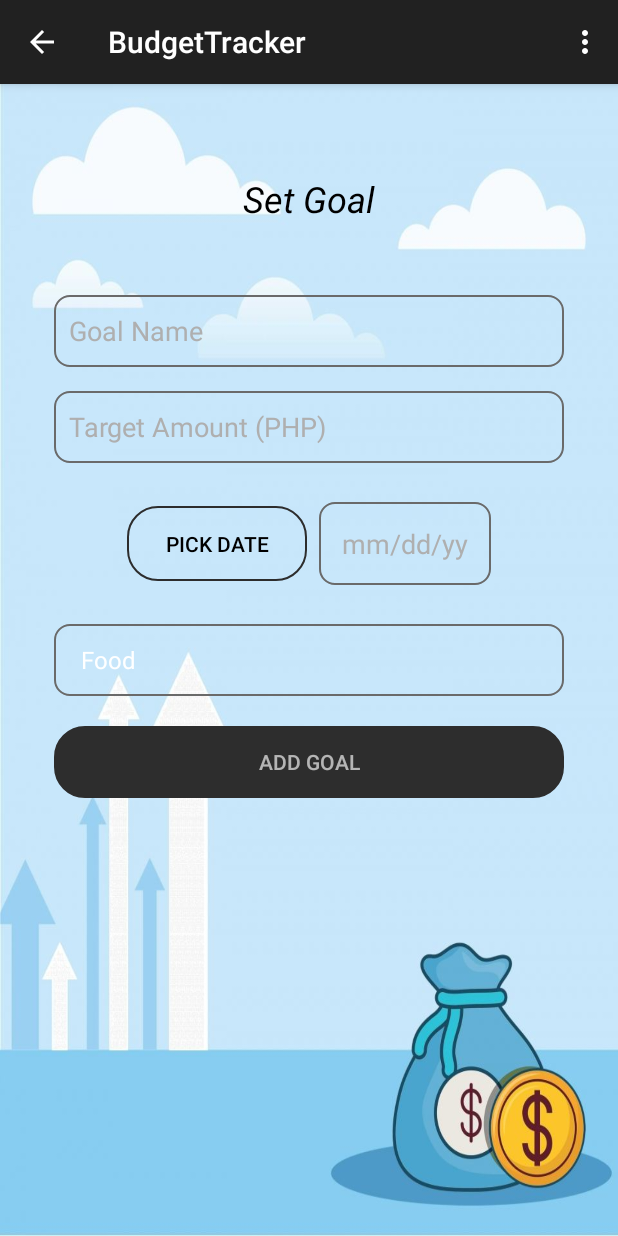
After one commit to CSaguinsin/anoanoano-main, an Android app: the GoalActivity screen opened directly, with no data from a screen before it, on a phone screen of 412 x 824 dp. The commit adds this screen. Run offline under Robolectric (Android 15) with nearby library versions, the phone set to English and light mode, and no system bars; our stand-ins replace Firebase (no records; nobody signed in at launch, a user with empty details on screens opened directly).

Commit message:
may laman
save

save

save

bago

```diff
--- a/app/src/main/java/com/example/budgettracker/ChangePassword.java
+++ b/app/src/main/java/com/example/budgettracker/ChangePassword.java
@@ -211,6 +211,9 @@ public class ChangePassword extends AppCompatActivity {
             Intent intent = new Intent (ChangePassword.this, DeleteUser.class);
             startActivity(intent);
             finish();
+        }else if (id == R.id.menu_goals) {
+            Intent intent = new Intent(ChangePassword.this, GoalActivity.class);
+            startActivity(intent);
         } else if (id == R.id.menu_home) {
             Intent intent = new Intent(ChangePassword.this, DashboardActivity.class);
             startActivity(intent);
--- a/app/src/main/java/com/example/budgettracker/DashboardActivity.java
+++ b/app/src/main/java/com/example/budgettracker/DashboardActivity.java
@@ -202,6 +202,9 @@ public class DashboardActivity extends AppCompatActivity {
         } else if (id == R.id.menu_delete) {
             Intent intent = new Intent(DashboardActivity.this, DeleteUser.class);
             startActivity(intent);
+        } else if (id == R.id.menu_goals) {
+            Intent intent = new Intent(DashboardActivity.this, GoalActivity.class);
+            startActivity(intent);
         } else if (id == R.id.menu_home) {
             Intent intent = new Intent(DashboardActivity.this, ProfileActivity.class);
             startActivity(intent);
--- a/app/src/main/java/com/example/budgettracker/DeleteUser.java
+++ b/app/src/main/java/com/example/budgettracker/DeleteUser.java
@@ -267,6 +267,9 @@ public class DeleteUser extends AppCompatActivity {
             Intent intent = new Intent (DeleteUser.this, DeleteUser.class);
             startActivity(intent);
             finish();
+        }else if (id == R.id.menu_goals) {
+            Intent intent = new Intent(DeleteUser.this, GoalActivity.class);
+            startActivity(intent);
         } else if (id == R.id.menu_home) {
             Intent intent = new Intent(DeleteUser.this, DashboardActivity.class);
             startActivity(intent);
--- /dev/null
+++ b/app/src/main/java/com/example/budgettracker/GoalActivity.java
@@ -0,0 +1,244 @@
+package com.example.budgettracker;
+
+import androidx.annotation.NonNull;
+import androidx.appcompat.app.AppCompatActivity;
+
+import android.app.DatePickerDialog;
+import android.content.Intent;
+import android.os.Bundle;
+import android.view.Menu;
+import android.view.MenuItem;
+import android.view.View;
+import android.widget.*;
+
+import androidx.core.app.NavUtils;
+import androidx.recyclerview.widget.LinearLayoutManager;
+import androidx.recyclerview.widget.RecyclerView;
+import com.google.android.gms.tasks.*;
+import com.google.firebase.auth.*;
+import com.google.firebase.database.*;
+import java.text.*;
+import java.util.*;
+
+public class GoalActivity extends AppCompatActivity {
+    private EditText goalNameEditText;
+    private EditText targetAmountEditText;
+    private Button pickDateButton;
+    private EditText selectedDateEditText;
+    private Spinner categorySpinner;
+    private Button addGoalButton;
+    private RecyclerView goalsRecyclerView;
+    private GoalAdapter goalAdapter;
+    private FirebaseAuth authProfile;
+    private Calendar selectedDate;
+    private DatabaseReference goalsRef;
+    private List<Goal> goalsList;
+
+    @Override
+    protected void onCreate(Bundle savedInstanceState) {
+        super.onCreate(savedInstanceState);
+        setContentView(R.layout.goals);
+
+        // Initialize Firebase database reference
+        FirebaseDatabase database = FirebaseDatabase.getInstance();
+        goalsRef = database.getReference("goals");
+        goalNameEditText = findViewById(R.id.editTextGoalName);
+        targetAmountEditText = findViewById(R.id.editTextTargetAmount);
+        pickDateButton = findViewById(R.id.buttonPickDate);
+        selectedDateEditText = findViewById(R.id.textViewSelectedDate);
+        categorySpinner = findViewById(R.id.spinnerCategory);
+        addGoalButton = findViewById(R.id.buttonAddGoal);
+        goalsRecyclerView = findViewById(R.id.goalsRecyclerView);
+
+        goalsList = new ArrayList<>();
+        goalAdapter = new GoalAdapter(goalsList);
+        goalsRecyclerView.setLayoutManager(new LinearLayoutManager(this));
+        goalsRecyclerView.setAdapter(goalAdapter);
+
+        // Set up category spinner
+        ArrayAdapter<CharSequence> adapter = ArrayAdapter.createFromResource(this, R.array.expense_categories, android.R.layout.simple_spinner_item);
+        adapter.setDropDownViewResource(android.R.layout.simple_spinner_dropdown_item);
+        categorySpinner.setAdapter(adapter);
+
+        pickDateButton.setOnClickListener(new View.OnClickListener() {
+            @Override
+            public void onClick(View v) {
+                showDatePickerDialog();
+            }
+        });
+
+        addGoalButton.setOnClickListener(new View.OnClickListener() {
+            @Override
+            public void onClick(View v) {
+                addGoal();
+            }
+        });
+
+        // Load goals from Firebase
+        loadGoals();
+    }
+
+    private void showDatePickerDialog() {
+        final Calendar currentDate = Calendar.getInstance();
+        int year = currentDate.get(Calendar.YEAR);
+        int month = currentDate.get(Calendar.MONTH);
+        int day = currentDate.get(Calendar.DAY_OF_MONTH);
+
+        DatePickerDialog datePickerDialog = new DatePickerDialog(this,
+                new DatePickerDialog.OnDateSetListener() {
+                    @Override
+                    public void onDateSet(DatePicker view, int year, int monthOfYear, int dayOfMonth) {
+                        selectedDate = Calendar.getInstance();
+                        selectedDate.set(Calendar.YEAR, year);
+                        selectedDate.set(Calendar.MONTH, monthOfYear);
+                        selectedDate.set(Calendar.DAY_OF_MONTH, dayOfMonth);
+
+                        // Update the selected date in the view
+                        updateDateInView();
+                    }
+                }, year, month, day);
+        datePickerDialog.show();
+    }
+
+    private void updateDateInView() {
+        String myFormat = "MM/dd/yyyy";
+        SimpleDateFormat sdf = new SimpleDateFormat(myFormat, Locale.US);
+        selectedDateEditText.setText(sdf.format(selectedDate.getTime()));
+    }
+
+    private void addGoal() {
+        String goalName = goalNameEditText.getText().toString().trim();
+        String targetAmountStr = targetAmountEditText.getText().toString().trim();
+        String category = categorySpinner.getSelectedItem().toString();
+
+        if (goalName.isEmpty()) {
+            Toast.makeText(this, "Enter goal name", Toast.LENGTH_SHORT).show();
+            return;
+        }
+
+        if (targetAmountStr.isEmpty()) {
+            Toast.makeText(this, "Enter target amount", Toast.LENGTH_SHORT).show();
+            return;
+        }
+
+        double targetAmount = Double.parseDouble(targetAmountStr);
+
+        if (selectedDate == null) {
+            Toast.makeText(this, "Please select a date", Toast.LENGTH_SHORT).show();
+            return;
+        }
+
+        FirebaseUser currentUser = FirebaseAuth.getInstance().getCurrentUser();
+        if (currentUser == null) {
+            // Handle not signed in user
+            return;
+        }
+
+        Goal goal = new Goal(goalName, targetAmount, selectedDateEditText.getText().toString(), category);
+
+        goalsRef.child(currentUser.getUid()).push().setValue(goal)
+                .addOnSuccessListener(new OnSuccessListener<Void>() {
+                    @Override
+                    public void onSuccess(Void aVoid) {
+                        Toast.makeText(GoalActivity.this, "Goal added successfully", Toast.LENGTH_SHORT).show();
+                        // Clear input fields after adding goal
+                        goalNameEditText.setText("");
+                        targetAmountEditText.setText("");
+                        selectedDateEditText.setText("");
+                        selectedDate = null;
+                    }
+                })
+                .addOnFailureListener(new OnFailureListener() {
+                    @Override
+                    public void onFailure(@NonNull Exception e) {
+                        Toast.makeText(GoalActivity.this, "Failed to add goal: " + e.getMessage(), Toast.LENGTH_SHORT).show();
+                    }
+                });
+    }
+
+    private void loadGoals() {
+        FirebaseUser currentUser = FirebaseAuth.getInstance().getCurrentUser();
+        if (currentUser == null) {
+            // Handle not signed in user
+            return;
+        }
+
+        goalsRef.child(currentUser.getUid()).addValueEventListener(new ValueEventListener() {
+            @Override
+            public void onDataChange(@NonNull DataSnapshot snapshot) {
+                goalsList.clear(); // Clear previous goals
+
+                for (DataSnapshot dataSnapshot : snapshot.getChildren()) {
+                    Goal goal = dataSnapshot.getValue(Goal.class);
+                    if (goal != null) {
+                        goal.setProgress(80);
+                        goalsList.add(goal);
+                    }
+                }
+
+                // Notify adapter that data set has changed
+                goalAdapter.notifyDataSetChanged();
+            }
+
+            @Override
+            public void onCancelled(@NonNull DatabaseError error) {
+                Toast.makeText(GoalActivity.this, "Failed to load goals: " + error.getMessage(), Toast.LENGTH_SHORT).show();
+            }
+        });
+    }
+
+    public boolean onCreateOptionsMenu(Menu menu){
+        //inflate menu items
+        getMenuInflater().inflate(R.menu.common_menu, menu);
+        return super.onCreateOptionsMenu(menu);
+    }
+
+    public boolean onOptionsItemSelected(@NonNull MenuItem item) {
+        int id = item.getItemId();
+
+        if (id == android.R.id.home){
+            NavUtils.navigateUpFromSameTask(GoalActivity.this);
+            finish();
+        } else if (id == R.id.menu_refresh){
+            startActivity(getIntent());
+            finish();
+            overridePendingTransition(0,0);
+        } else if (id == R.id.menu_update_profile) {
+            Intent intent = new Intent (GoalActivity.this, UpdateProfile.class);
+            startActivity(intent);
+            finish();
+        } else if (id == R.id.menu_profile) {
+            Intent intent = new Intent (GoalActivity.this, ProfileActivity.class);
+            startActivity(intent);
+            finish();
+        } else if (id == R.id.menu_update_email) {
+            Intent intent = new Intent (GoalActivity.this, UpdateEmail.class);
+            startActivity(intent);
+        } else if (id == R.id.menu_change_pass) {
+            Intent intent = new Intent (GoalActivity.this, ChangePassword.class);
+            startActivity(intent);
+            finish();
+        } else if (id == R.id.menu_delete) {
+            Intent intent = new Intent (GoalActivity.this, DeleteUser.class);
+            startActivity(intent);
+        } else if (id == R.id.menu_home) {
+            Intent intent = new Intent(GoalActivity.this, DashboardActivity.class);
+            startActivity(intent);
+        } else if (id == R.id.menu_goals) {
+            Intent intent = new Intent(GoalActivity.this, GoalActivity.class);
+            startActivity(intent);
+        } else if (id == R.id.menu_logout) {
+            authProfile.signOut();
+            Toast.makeText(GoalActivity.this, "Logged Out", Toast.LENGTH_LONG).show();
+            Intent intent = new Intent(GoalActivity.this, MainActivity.class);
+
+            //clear stack instance & close activity
+            intent.setFlags(Intent.FLAG_ACTIVITY_CLEAR_TOP | Intent.FLAG_ACTIVITY_CLEAR_TASK | Intent.FLAG_ACTIVITY_NEW_TASK);
+            startActivity(intent);
+            finish();
+        } else {
+            Toast.makeText(GoalActivity.this, "Something went wrong!", Toast.LENGTH_LONG).show();
+        }
+        return super.onOptionsItemSelected(item);
+    }
+}
--- /dev/null
+++ b/app/src/main/java/com/example/budgettracker/GoalAdapter.java
@@ -0,0 +1,52 @@
+package com.example.budgettracker;
+
+import android.view.LayoutInflater;
+import android.view.View;
+import android.view.ViewGroup;
+import android.widget.TextView;
+import androidx.annotation.NonNull;
+import androidx.recyclerview.widget.RecyclerView;
+import java.util.List;
+public class GoalAdapter extends RecyclerView.Adapter<GoalAdapter.ViewHolder> {
+    private List<Goal> goalsList;
+
+    public static class ViewHolder extends RecyclerView.ViewHolder {
+        public TextView goalNameTextView;
+        public TextView targetAmountTextView;
+        public TextView dateTextView;
+        public TextView categoryTextView;
+
+        public ViewHolder(View itemView) {
+            super(itemView);
+            goalNameTextView = itemView.findViewById(R.id.goalNameTextView);
+            targetAmountTextView = itemView.findViewById(R.id.targetAmountTextView);
+            dateTextView = itemView.findViewById(R.id.dateTextView);
+            categoryTextView = itemView.findViewById(R.id.categoryTextView);
+        }
+    }
+
+    public GoalAdapter(List<Goal> goalsList) {
+        this.goalsList = goalsList;
+    }
+
+    @NonNull
+    @Override
+    public ViewHolder onCreateViewHolder(@NonNull ViewGroup parent, int viewType) {
+        View view = LayoutInflater.from(parent.getContext()).inflate(R.layout.goal_item, parent, false);
+        return new ViewHolder(view);
+    }
+
+    @Override
+    public void onBindViewHolder(@NonNull ViewHolder holder, int position) {
+        Goal goal = goalsList.get(position);
+        holder.goalNameTextView.setText(goal.getGoalName());
+        holder.targetAmountTextView.setText(String.format("Target Amount: PHP %.2f", goal.getTargetAmount()));
+        holder.dateTextView.setText("Date: " + goal.getSelectedDate());
+        holder.categoryTextView.setText(goal.getCategory());
+    }
+
+    @Override
+    public int getItemCount() {
+        return goalsList.size();
+    }
+}
--- a/app/src/main/java/com/example/budgettracker/ProfileActivity.java
+++ b/app/src/main/java/com/example/budgettracker/ProfileActivity.java
@@ -211,6 +211,9 @@ public class ProfileActivity extends AppCompatActivity {
         } else if (id == R.id.menu_home) {
             Intent intent = new Intent(ProfileActivity.this, DashboardActivity.class);
             startActivity(intent);
+        } else if (id == R.id.menu_goals) {
+            Intent intent = new Intent(ProfileActivity.this, GoalActivity.class);
+            startActivity(intent);
         } else if (id == R.id.menu_logout) {
             authProfile.signOut();
             Toast.makeText(ProfileActivity.this, "Logged Out", Toast.LENGTH_LONG).show();
--- a/app/src/main/java/com/example/budgettracker/UpdateEmail.java
+++ b/app/src/main/java/com/example/budgettracker/UpdateEmail.java
@@ -204,7 +204,10 @@ public class UpdateEmail extends AppCompatActivity {
         } else if (id == R.id.menu_home) {
             Intent intent = new Intent(UpdateEmail.this, DashboardActivity.class);
             startActivity(intent);
-        }else if (id == R.id.menu_logout) {
+        }else if (id == R.id.menu_goals) {
+            Intent intent = new Intent(UpdateEmail.this, GoalActivity.class);
+            startActivity(intent);
+        } else if (id == R.id.menu_logout) {
             authProfile.signOut();
             Toast.makeText(UpdateEmail.this, "Logged Out", Toast.LENGTH_LONG).show();
             Intent intent = new Intent(UpdateEmail.this, MainActivity.class);
--- a/app/src/main/java/com/example/budgettracker/UpdateProfile.java
+++ b/app/src/main/java/com/example/budgettracker/UpdateProfile.java
@@ -292,6 +292,9 @@ public class UpdateProfile extends AppCompatActivity {
         } else if (id == R.id.menu_home) {
             Intent intent = new Intent(UpdateProfile.this, DashboardActivity.class);
             startActivity(intent);
+        }else if (id == R.id.menu_goals) {
+            Intent intent = new Intent(UpdateProfile.this, GoalActivity.class);
+            startActivity(intent);
         }else if (id == R.id.menu_logout) {
             authProfile.signOut();
             Toast.makeText(UpdateProfile.this, "Logged Out", Toast.LENGTH_LONG).show();
--- a/app/src/main/java/com/example/budgettracker/UploadProfilePic.java
+++ b/app/src/main/java/com/example/budgettracker/UploadProfilePic.java
@@ -198,6 +198,9 @@ public class UploadProfilePic extends AppCompatActivity {
             Intent intent = new Intent (UploadProfilePic.this, DeleteUser.class);
             startActivity(intent);
             finish();
+        }else if (id == R.id.menu_goals) {
+            Intent intent = new Intent(UploadProfilePic.this, GoalActivity.class);
+            startActivity(intent);
         } else if (id == R.id.menu_home) {
             Intent intent = new Intent(UploadProfilePic.this, DashboardActivity.class);
             startActivity(intent);
--- /dev/null
+++ b/app/src/main/res/layout/goals.xml
@@ -0,0 +1,119 @@
+<!-- goals.xml -->
+<RelativeLayout xmlns:android="http://schemas.android.com/apk/res/android"
+    android:layout_width="match_parent"
+    android:layout_height="match_parent"
+    android:padding="16dp"
+    android:background="@drawable/mainbg">
+
+    <ScrollView
+        android:layout_width="match_parent"
+        android:layout_height="match_parent">
+
+        <LinearLayout
+            android:layout_width="match_parent"
+            android:layout_height="wrap_content"
+            android:orientation="vertical"
+            android:padding="20dp">
+
+            <TextView
+                android:id="@+id/textViewTitle"
+                android:layout_width="wrap_content"
+                android:layout_height="wrap_content"
+                android:layout_gravity="center_horizontal"
+                android:layout_marginTop="24dp"
+                android:layout_marginBottom="24dp"
+                android:text="Set Goal"
+                android:textColor="@color/black"
+                android:textSize="24sp"
+                android:textStyle="italic" />
+
+            <EditText
+                android:id="@+id/editTextGoalName"
+                android:layout_width="match_parent"
+                android:layout_height="wrap_content"
+                android:layout_marginTop="24dp"
+                android:background="@drawable/input"
+                android:hint="Goal Name"
+                android:inputType="text"
+                android:minHeight="48dp"
+                android:padding="10dp"
+                android:textColor="@color/black"
+                android:textColorHint="#afafaf" />
+
+            <EditText
+                android:id="@+id/editTextTargetAmount"
+                android:layout_width="match_parent"
+                android:layout_height="wrap_content"
+                android:layout_marginTop="16dp"
+                android:background="@drawable/input"
+                android:hint="Target Amount (PHP)"
+                android:inputType="numberDecimal"
+                android:minHeight="48dp"
+                android:padding="10dp"
+                android:textColor="@color/black"
+                android:textColorHint="#afafaf" />
+
+            <!-- Horizontal LinearLayout for Button and TextView -->
+            <LinearLayout
+                android:layout_width="match_parent"
+                android:layout_height="wrap_content"
+                android:layout_marginTop="16dp"
+                android:gravity="center"
+                android:padding="10dp">
+
+                <Button
+                    android:id="@+id/buttonPickDate"
+                    android:layout_width="120dp"
+                    android:layout_height="wrap_content"
+                    android:background="@drawable/buttons"
+                    android:padding="15dp"
+                    android:text="Pick Date"
+                    android:textColor="@color/black" />
+
+                <EditText
+                    android:id="@+id/textViewSelectedDate"
+                    android:layout_width="wrap_content"
+                    android:layout_height="wrap_content"
+                    android:layout_marginStart="8dp"
+                    android:background="@drawable/input"
+                    android:hint="mm/dd/yy"
+                    android:padding="15dp"
+                    android:text=""
+                    android:textColor="@color/black"
+                    android:textColorHint="#afafaf" />
+            </LinearLayout>
+
+            <Spinner
+                android:id="@+id/spinnerCategory"
+                android:layout_width="match_parent"
+                android:layout_height="wrap_content"
+                android:layout_marginTop="16dp"
+                android:background="@drawable/input"
+                android:entries="@array/expense_categories"
+                android:minHeight="48dp"
+                android:padding="10dp"
+                android:textColor="@color/black"
+                android:textColorHint="@color/black" />
+
+            <Button
+                android:id="@+id/buttonAddGoal"
+                android:layout_width="match_parent"
+                android:layout_height="wrap_content"
+                android:layout_marginTop="20dp"
+                android:background="@drawable/buttons"
+                android:backgroundTint="#2d2d2d"
+                android:text="Add Goal"
+                android:textColor="@color/white" />
+
+            <!-- RecyclerView for List of Goals -->
+            <androidx.recyclerview.widget.RecyclerView
+                android:id="@+id/goalsRecyclerView"
+                android:layout_width="match_parent"
+                android:layout_height="wrap_content"
+                android:layout_marginTop="20dp" />
+
+        </LinearLayout>
+
+    </ScrollView>
+
+</RelativeLayout>
--- a/app/src/main/res/menu/common_menu.xml
+++ b/app/src/main/res/menu/common_menu.xml
@@ -24,6 +24,9 @@
     <item android:title="Delete Profile"
         android:id="@+id/menu_delete"/>
 
+    <item android:title="Goals"
+        android:id="@+id/menu_goals"/>
+
     <item android:title="Logout"
         android:id="@+id/menu_logout"/>
 
```
Also changed, not shown: app/src/main/AndroidManifest.xml (+7 -0 lines), app/src/main/java/com/example/budgettracker/Goal.java (added, +62 -0 lines), app/src/main/res/layout/goal_item.xml (added, +49 -0 lines), app/src/main/res/layout/item_goal.xml (added, +32 -0 lines).
